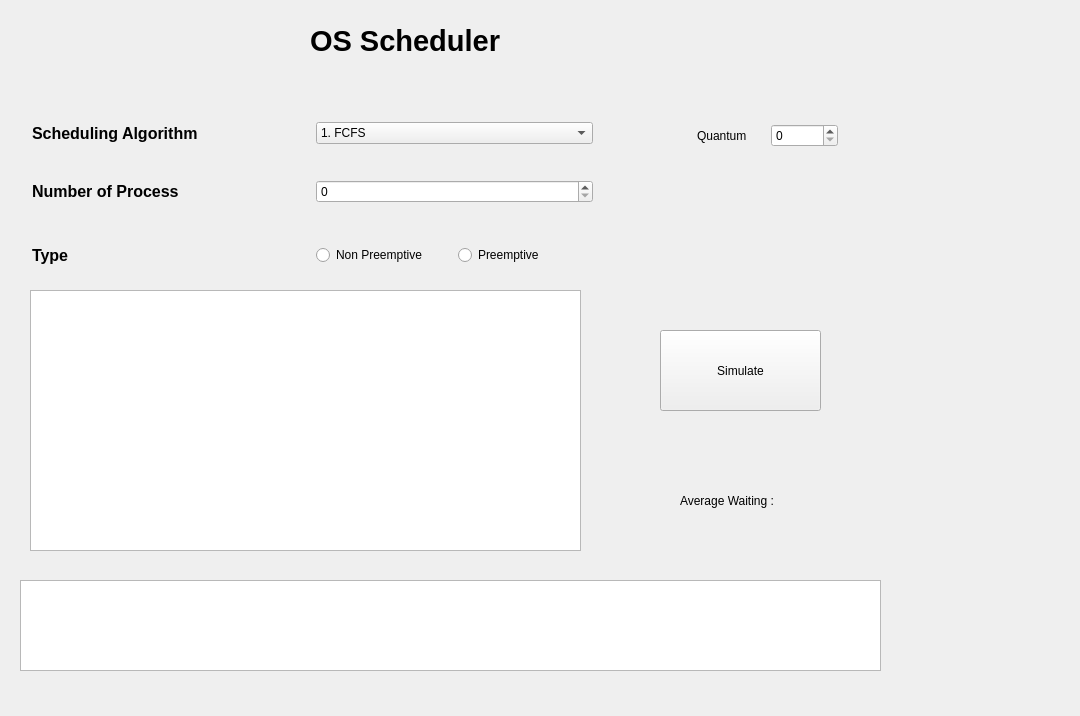
First picture: the form in OS_Scheduler/mainwindow.ui, repository abdelrahman99999/OS_Process_Scheduler, before the edit.
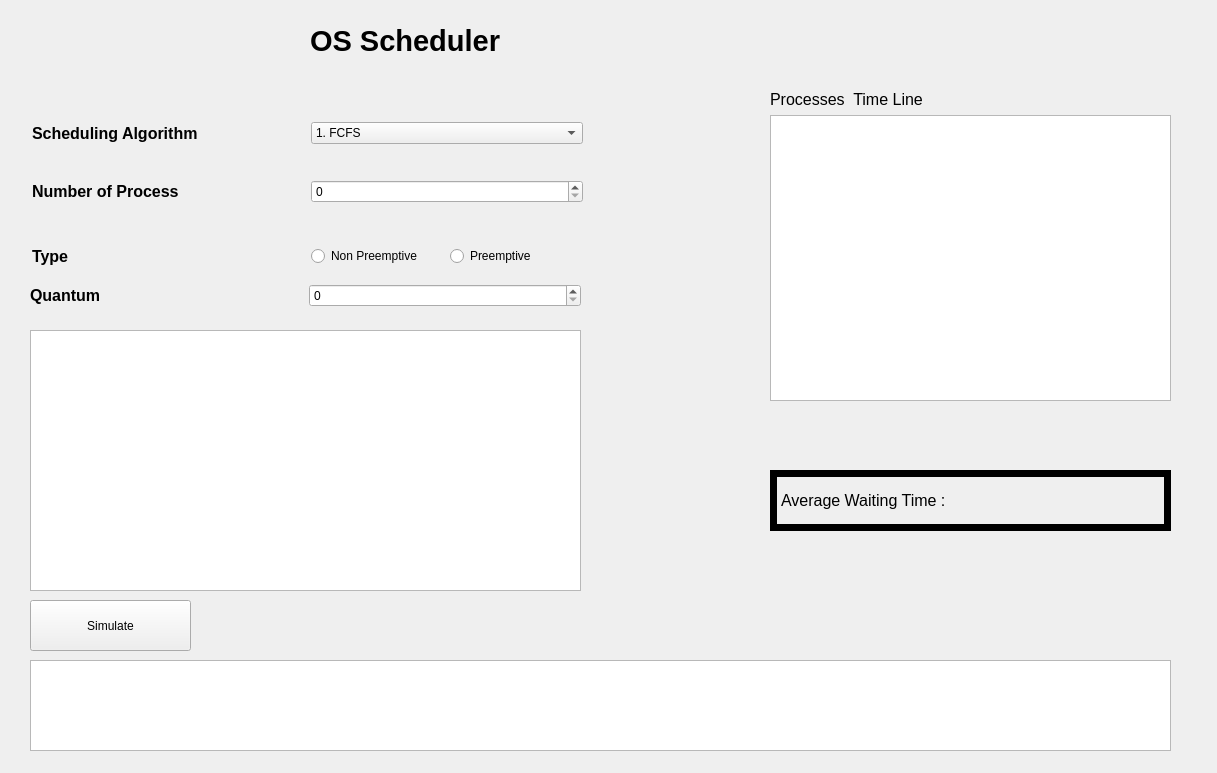
Second picture: the form after the edit.

Commit message: adding process time line

The edit to the form file:
```diff
--- a/OS_Scheduler/mainwindow.ui
+++ b/OS_Scheduler/mainwindow.ui
@@ -6,8 +6,8 @@
    <rect>
     <x>0</x>
     <y>0</y>
-    <width>1080</width>
-    <height>716</height>
+    <width>1217</width>
+    <height>773</height>
    </rect>
   </property>
   <property name="windowTitle">
@@ -38,7 +38,7 @@
      <rect>
       <x>32</x>
       <y>92</y>
-      <width>561</width>
+      <width>551</width>
       <height>141</height>
      </rect>
     </property>
@@ -117,8 +117,8 @@
      <rect>
       <x>32</x>
       <y>240</y>
-      <width>561</width>
-      <height>30</height>
+      <width>551</width>
+      <height>33</height>
      </rect>
     </property>
     <layout class="QHBoxLayout" name="horizontalLayout_4">
@@ -158,15 +158,21 @@
    <widget class="QWidget" name="layoutWidget">
     <property name="geometry">
      <rect>
-      <x>697</x>
-      <y>120</y>
-      <width>141</width>
+      <x>30</x>
+      <y>280</y>
+      <width>551</width>
       <height>31</height>
      </rect>
     </property>
     <layout class="QHBoxLayout" name="horizontalLayout_5">
      <item>
       <widget class="QLabel" name="quantum_label">
+       <property name="font">
+        <font>
+         <pointsize>12</pointsize>
+         <bold>true</bold>
+        </font>
+       </property>
        <property name="text">
         <string>Quantum</string>
        </property>
@@ -181,19 +187,19 @@
     <property name="geometry">
      <rect>
       <x>30</x>
-      <y>290</y>
-      <width>551</width>
-      <height>261</height>
-     </rect>
-    </property>
-   </widget>
-   <widget class="QPushButton" name="pushButton">
-    <property name="geometry">
-     <rect>
-      <x>660</x>
       <y>330</y>
+      <width>551</width>
+      <height>261</height>
+     </rect>
+    </property>
+   </widget>
+   <widget class="QPushButton" name="simulate_button">
+    <property name="geometry">
+     <rect>
+      <x>30</x>
+      <y>600</y>
       <width>161</width>
-      <height>81</height>
+      <height>51</height>
      </rect>
     </property>
     <property name="text">
@@ -203,9 +209,9 @@
    <widget class="QTableWidget" name="gantt_chart">
     <property name="geometry">
      <rect>
-      <x>20</x>
-      <y>580</y>
-      <width>861</width>
+      <x>30</x>
+      <y>660</y>
+      <width>1141</width>
       <height>91</height>
      </rect>
     </property>
@@ -213,16 +219,53 @@
    <widget class="QLabel" name="avg_wait">
     <property name="geometry">
      <rect>
-      <x>680</x>
+      <x>770</x>
       <y>470</y>
-      <width>201</width>
+      <width>401</width>
       <height>61</height>
      </rect>
     </property>
+    <property name="font">
+     <font>
+      <pointsize>12</pointsize>
+     </font>
+    </property>
+    <property name="styleSheet">
+     <string notr="true"> border-style: solid;
+  border-color: black;
+  border-width: 7px;</string>
+    </property>
     <property name="text">
-     <string>Average Waiting : </string>
+     <string>Average Waiting Time : </string>
     </property>
    </widget>
+   <widget class="QWidget" name="">
+    <property name="geometry">
+     <rect>
+      <x>770</x>
+      <y>90</y>
+      <width>401</width>
+      <height>311</height>
+     </rect>
+    </property>
+    <layout class="QVBoxLayout" name="verticalLayout_2">
+     <item>
+      <widget class="QLabel" name="label">
+       <property name="font">
+        <font>
+         <pointsize>12</pointsize>
+        </font>
+       </property>
+       <property name="text">
+        <string>Processes  Time Line</string>
+       </property>
+      </widget>
+     </item>
+     <item>
+      <widget class="QTableWidget" name="timeline"/>
+     </item>
+    </layout>
+   </widget>
   </widget>
  </widget>
  <resources/>
```
The commit also changes 8 other files.
